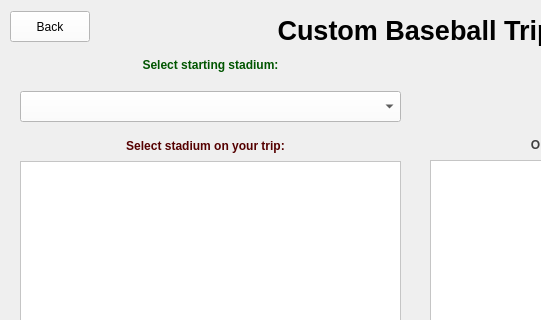
Old version of the form Baseball/custompath.ui in the repository Ykhan799/CS-1D-Project-2-Baseball; both pictures show x 0 to 541 and y 0 to 320 of the 855 by 608 pixel window.
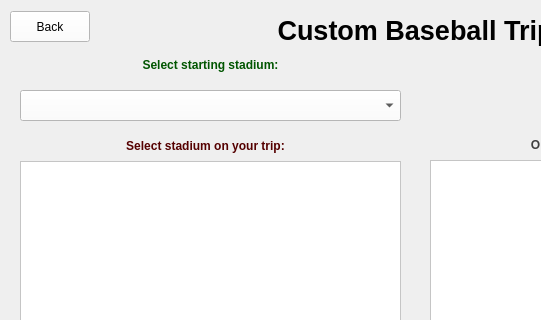
New version of the form.

Diff of the .ui file:
```diff
--- a/Baseball/custompath.ui
+++ b/Baseball/custompath.ui
@@ -180,7 +180,7 @@
     <property name="geometry">
      <rect>
       <x>20</x>
-      <y>91</y>
+      <y>90</y>
       <width>381</width>
       <height>31</height>
      </rect>
```
